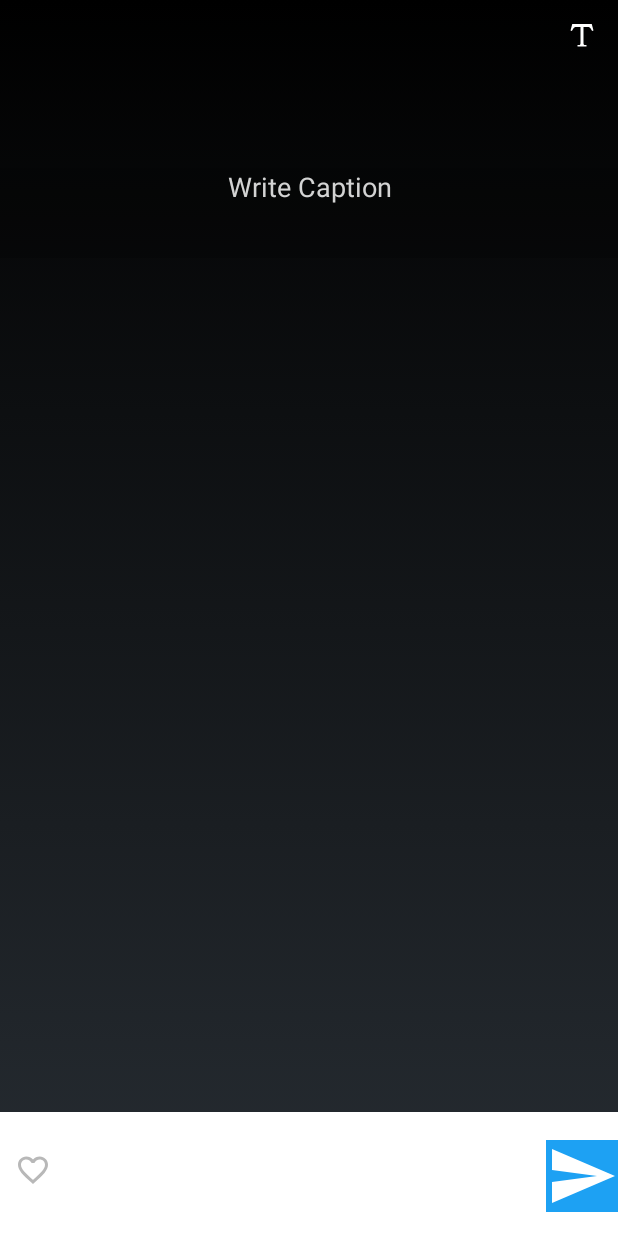
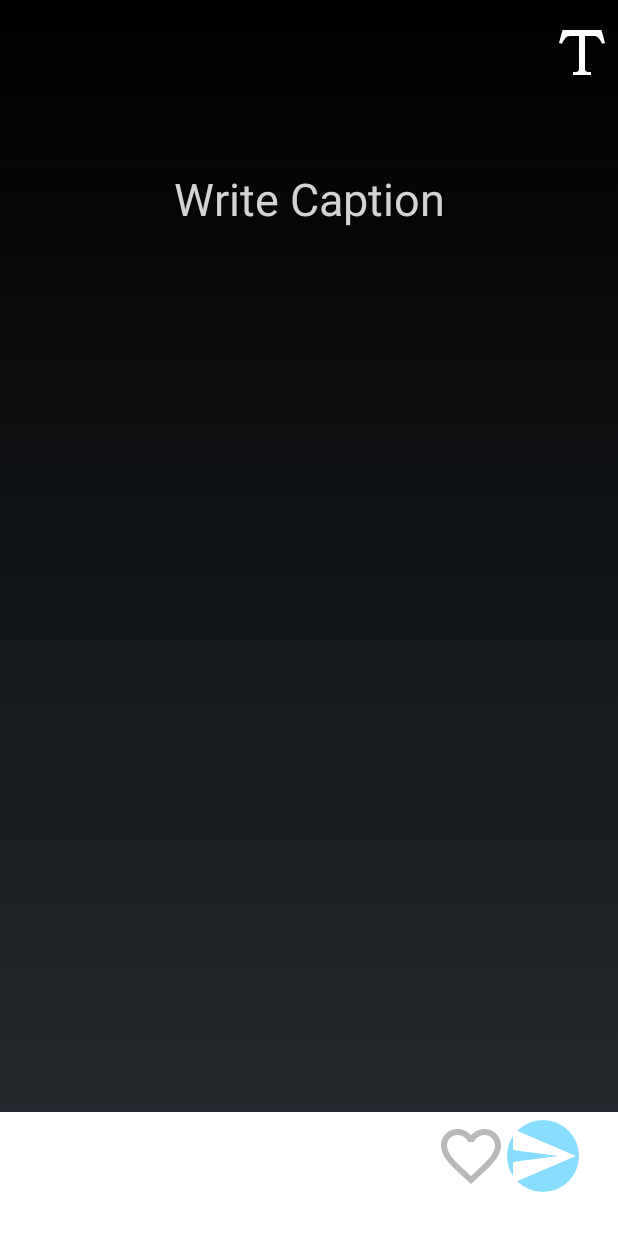
Before and after one commit to Group4finderApp/finderApp, an Android app: the fragment SaveCaptionFragment placed in its activity, after a tap on an icon or button, on a phone screen of 412 x 824 dp. Run offline under Robolectric (Android 15) with nearby library versions, the light colour scheme and no system bars; our stand-ins replace ButterKnife, Picasso; libraries missing offline, so code that uses them is left out: com.crashlytics.android, com.facebook, com.facebook.login, com.facebook.share, com.google.maps.android and 5 more; pictures from the network do not load; 5 statements that could not run were skipped.

Commit message:
Filters and changes to save caption

```diff
--- /dev/null
+++ b/app/src/main/res/drawable/ic_save_image.xml
@@ -0,0 +1,15 @@
+<?xml version="1.0" encoding="utf-8"?>
+<layer-list xmlns:android="http://schemas.android.com/apk/res/android">
+    <item>
+        <!-- drawable/circle_card_icon.xml -->
+        <shape xmlns:android="http://schemas.android.com/apk/res/android"
+            android:shape="oval">
+            <solid android:color="#8df"/>
+            <size
+                android:width="48dp"
+                android:height="48dp"
+                />
+        </shape>
+    </item>
+    <item android:drawable="@drawable/ic_send_white_24dp" />
+</layer-list>
--- /dev/null
+++ b/app/src/main/res/drawable/ic_send_white_24dp.xml
@@ -0,0 +1,4 @@
+<?xml version="1.0" encoding="UTF-8" standalone="no"?>
+<vector xmlns:android="http://schemas.android.com/apk/res/android" android:height="24dp" android:viewportHeight="24.0" android:viewportWidth="24.0" android:width="24dp">
+    <path android:fillColor="#FFFFFF" android:pathData="M2.01,21L23,12 2.01,3 2,10l15,2 -15,2z"/>
+</vector>
--- a/app/src/main/res/drawable/ic_send_white_48dp.xml
+++ /dev/null
@@ -1,4 +0,0 @@
-<?xml version="1.0" encoding="UTF-8" standalone="no"?>
-<vector xmlns:android="http://schemas.android.com/apk/res/android" android:height="48dp" android:viewportHeight="24.0" android:viewportWidth="24.0" android:width="48dp">
-    <path android:fillColor="#FFFFFF" android:pathData="M2.01,21L23,12 2.01,3 2,10l15,2 -15,2z"/>
-</vector>
--- a/app/src/main/res/layout/fragment_save_caption.xml
+++ b/app/src/main/res/layout/fragment_save_caption.xml
@@ -14,7 +14,6 @@
             android:id="@+id/bgImage"
             android:layout_width="match_parent"
             android:layout_height="match_parent"
-
             android:scaleType="centerCrop"
             android:adjustViewBounds="true"/>
 
@@ -28,10 +27,10 @@
                 android:layout_width="48dp"
                 android:layout_height="48dp"
                 android:id="@+id/imageFormatText"
-                android:background="@android:color/transparent"
-                android:src="@drawable/format_text"
+                android:background="@drawable/format_text"
                 android:layout_alignParentTop="true"
                 android:layout_gravity="right"
+                android:layout_marginTop="12dp"
                 android:layout_alignParentEnd="false"
                 android:layout_alignParentRight="true" />
 
@@ -44,6 +43,7 @@
                 android:layout_marginTop="112dp"
                 android:imeOptions="actionDone"
                 android:background="#33000000"
+                android:textSize="30sp"
                 android:cursorVisible="false"
                 android:visibility="invisible"
                 android:hint="@string/compose_hint"
@@ -54,39 +54,34 @@
                 android:textColorHint="#D3D3D3"
                 android:layout_alignParentEnd="true"
                 android:layout_alignParentStart="true" />
-
-
-
-
         </RelativeLayout>
     </FrameLayout>
-    <RelativeLayout
+    <LinearLayout
         android:layout_width="match_parent"
         android:layout_height="0dp"
         android:layout_weight="1"
-        android:background="#FFF">
+        android:background="#FFF"
+        android:orientation="horizontal">
+        <ImageButton
+            android:id="@+id/thumbs_up_button"
+            android:layout_width="48dp"
+            android:layout_height="48dp"
+            android:layout_marginLeft="290dp"
+            android:layout_marginTop="5dp"
+            android:layout_marginBottom="5dp"
+            android:background="@drawable/thumb_up_outline_white"
+            />
         <ImageButton
             android:id="@+id/btnSave"
             android:layout_width="wrap_content"
-            android:layout_height="wrap_content"
-            android:layout_gravity="right"
-            android:backgroundTint="#1DA1F3"
-            android:background="#1DA1F3"
-            android:src="@drawable/ic_send_white_48dp"
-            android:layout_alignParentBottom="true"
-            android:layout_marginBottom="16dp"
-            android:layout_alignParentEnd="true" />
-        <ImageButton
-            android:id="@+id/thumbs_up_button"
-            android:layout_width="wrap_content"
-            android:layout_height="wrap_content"
-            android:layout_gravity="center_horizontal"
-            android:layout_marginLeft="10dp"
-            android:layout_marginBottom="16dp"
-            android:background="@android:color/transparent"
-            android:src="@drawable/thumb_up_outline_white"
-            android:layout_alignBottom="@+id/btnSave"
-            android:layout_alignParentStart="true" />
+            android:layout_height="48dp"
+            android:gravity="end"
+            android:background="@drawable/ic_save_image"
+            android:layout_marginBottom="5dp"
+            android:layout_marginTop="5dp"
+            android:layout_marginRight="5dp"
+             />
 
-    </RelativeLayout>
+
+    </LinearLayout>
 </LinearLayout>
--- a/app/src/main/res/values/styles.xml
+++ b/app/src/main/res/values/styles.xml
@@ -27,7 +27,7 @@
 
     <style name="SaveFragment" parent="android:Theme" >
         <item name="android:windowNoTitle">true</item>
-        <item name="android:windowFullscreen">true</item>
+        <item name="android:windowFullscreen">false</item>
         <item name="android:windowIsFloating">false</item>
     </style>
 
```
Also changed, not shown: app/build.gradle (+4 -3 lines), app/src/main/java/com/codepath/finderapp/OnSwipeTouchListener.java (added, +75 -0 lines), app/src/main/java/com/codepath/finderapp/fragments/SaveCaptionFragment.java (+61 -5 lines).
